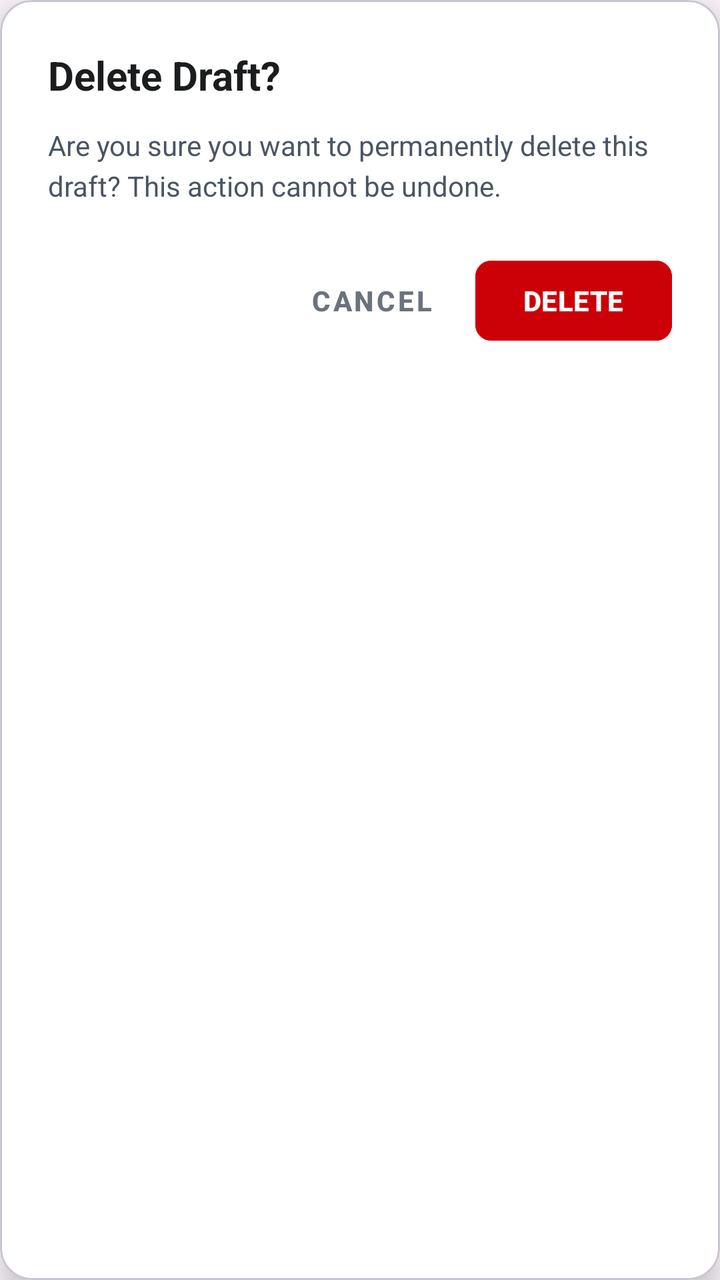
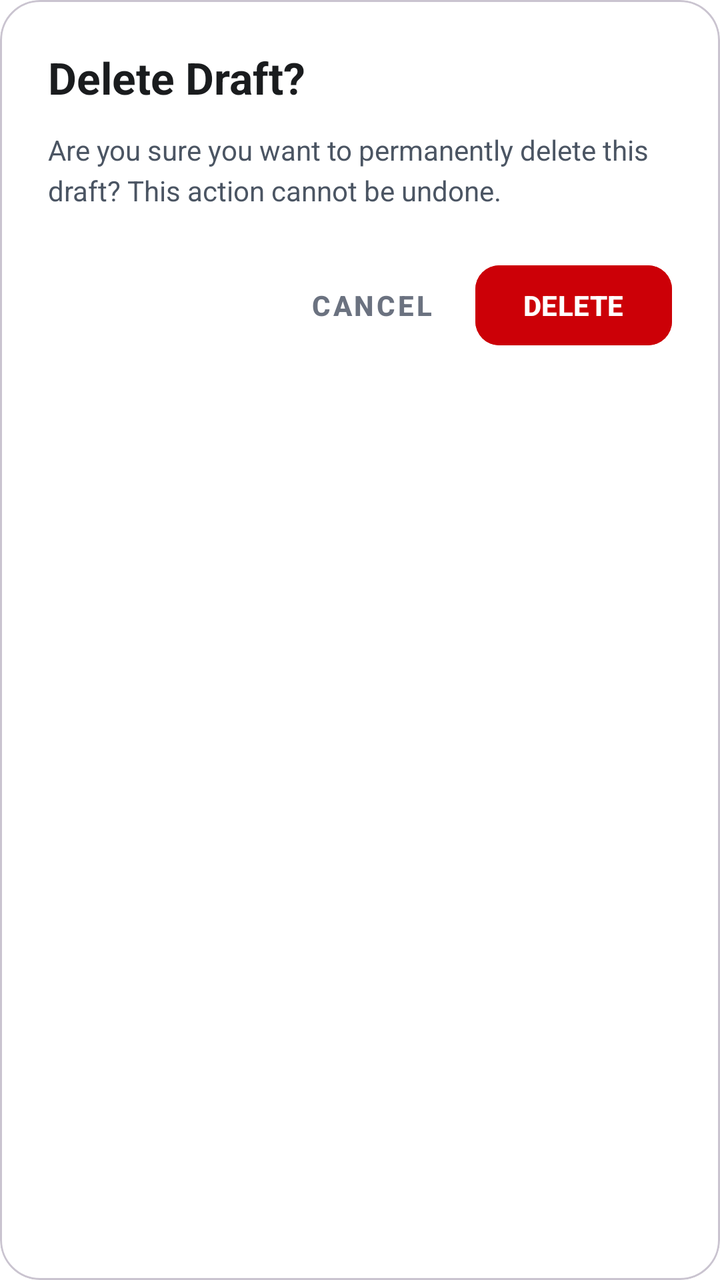

Two renders of the same Android screen: before a commit and after it. Below are the layout's source before the change and the commit's diff.
<!-- AndroidManifest.xml: application theme Theme.EmployeePOS2 -->
<!-- res/layout/dialog_delete_draft.xml -->
<?xml version="1.0" encoding="utf-8"?>
<com.google.android.material.card.MaterialCardView xmlns:android="http://schemas.android.com/apk/res/android"
    xmlns:app="http://schemas.android.com/apk/res-auto"
    android:layout_width="match_parent"
    android:layout_height="wrap_content"
    android:layout_margin="16dp"
    app:cardBackgroundColor="#FFFFFF"
    app:cardCornerRadius="16dp"
    app:cardElevation="8dp">

    <LinearLayout
        android:layout_width="match_parent"
        android:layout_height="wrap_content"
        android:orientation="vertical"
        android:padding="24dp">

        <TextView
            android:layout_width="match_parent"
            android:layout_height="wrap_content"
            android:text="Delete Draft?"
            android:textColor="#1A1C1E"
            android:textSize="20sp"
            android:textStyle="bold"
            android:layout_marginBottom="12dp" />

        <TextView
            android:layout_width="match_parent"
            android:layout_height="wrap_content"
            android:text="Are you sure you want to permanently delete this draft? This action cannot be undone."
            android:textColor="#4B5563"
            android:textSize="14sp"
            android:lineSpacingExtra="4dp"
            android:layout_marginBottom="24dp" />

        <LinearLayout
            android:layout_width="match_parent"
            android:layout_height="wrap_content"
            android:orientation="horizontal"
            android:gravity="end">

            <com.google.android.material.button.MaterialButton
                android:id="@+id/btnCancelDelete"
                style="@style/Widget.MaterialComponents.Button.TextButton"
                android:layout_width="wrap_content"
                android:layout_height="wrap_content"
                android:text="CANCEL"
                android:textColor="#6B7280"
                android:textStyle="bold"
                android:layout_marginEnd="8dp"/>

            <com.google.android.material.button.MaterialButton
                android:id="@+id/btnConfirmDelete"
                android:layout_width="wrap_content"
                android:layout_height="wrap_content"
                android:text="DELETE"
                android:textColor="#FFFFFF"
                android:backgroundTint="#CC0007"
                android:textStyle="bold"
                app:cornerRadius="8dp" />
        </LinearLayout>
    </LinearLayout>
</com.google.android.material.card.MaterialCardView>
<!-- resources referenced by this layout -->
<resources>
  <style name="Theme.EmployeePOS2" parent="Base.Theme.EmployeePOS2" />
  <style name="Base.Theme.EmployeePOS2" parent="Theme.Material3.DayNight.NoActionBar">
          
          
      </style>
</resources>

<!-- the commit's change to res/layout/dialog_delete_draft.xml (unified diff, before → after) -->
@@ -5,8 +5,8 @@
     android:layout_height="wrap_content"
     android:layout_margin="16dp"
     app:cardBackgroundColor="#FFFFFF"
-    app:cardCornerRadius="16dp"
-    app:cardElevation="8dp">
+    app:cardCornerRadius="20dp"
+    app:cardElevation="0dp">
 
     <LinearLayout
         android:layout_width="match_parent"
@@ -19,7 +19,7 @@
             android:layout_height="wrap_content"
             android:text="Delete Draft?"
             android:textColor="#1A1C1E"
-            android:textSize="20sp"
+            android:textSize="22sp"
             android:textStyle="bold"
             android:layout_marginBottom="12dp" />
 
@@ -56,7 +56,7 @@
                 android:textColor="#FFFFFF"
                 android:backgroundTint="#CC0007"
                 android:textStyle="bold"
-                app:cornerRadius="8dp" />
+                app:cornerRadius="12dp" />
         </LinearLayout>
     </LinearLayout>
 </com.google.android.material.card.MaterialCardView>
<!-- resource entries referenced after the edit -->
@@ -3,7 +3,15 @@
   <style name="Theme.EmployeePOS2" parent="Base.Theme.EmployeePOS2" />
   <style name="Base.Theme.EmployeePOS2" parent="Theme.Material3.DayNight.NoActionBar">
           
-          
+          <item name="colorPrimary">#CC0007</item>
+          <item name="colorOnPrimary">#FFFFFF</item>
+          <item name="colorPrimaryContainer">#FEE2E2</item>
+          <item name="colorOnPrimaryContainer">#CC0007</item>
+          <item name="colorSecondary">#CC0007</item>
+          <item name="colorSecondaryContainer">#FEE2E2</item>
+          <item name="colorOnSecondaryContainer">#CC0007</item>
+          <item name="colorSurface">#FFFFFF</item>
+          <item name="android:windowBackground">#FFFFFF</item>
       </style>
 </resources>
 
